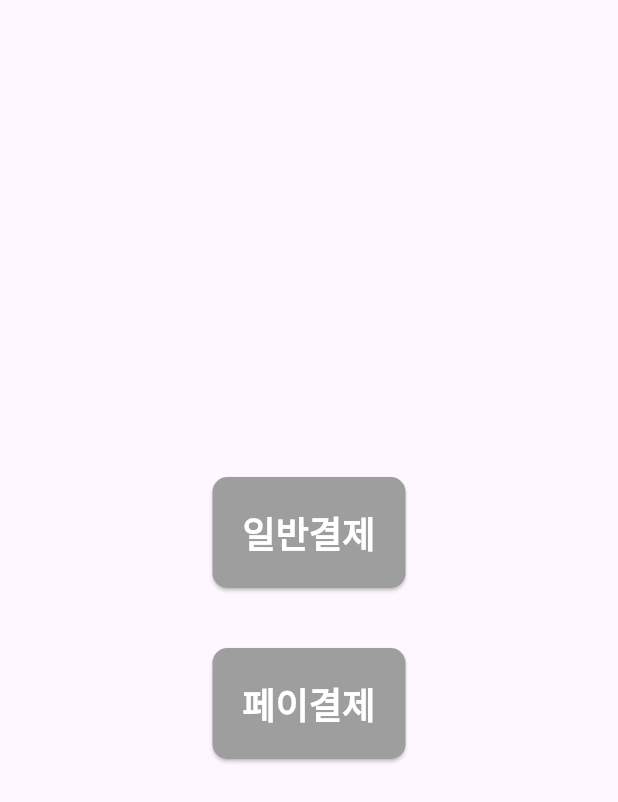
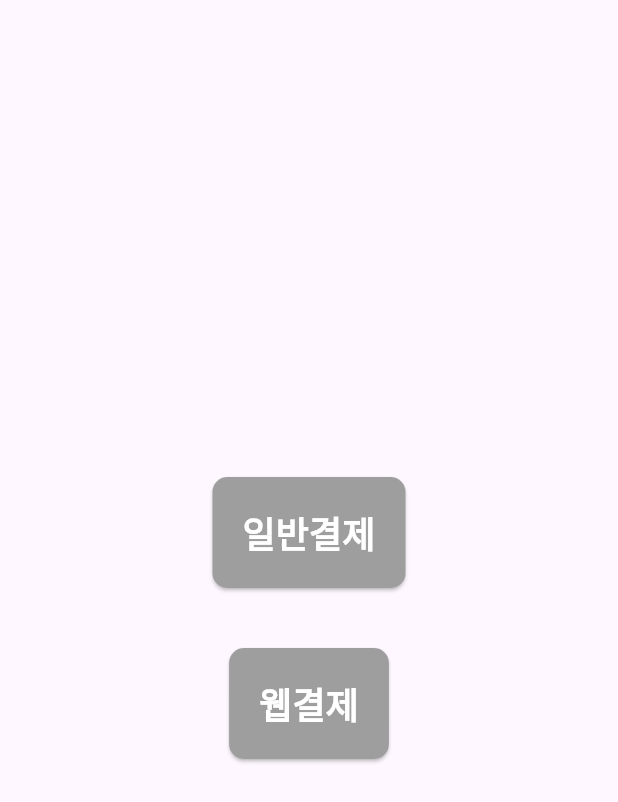
Before and after one commit to kimyelin0506/final_prj, a Flutter app: the SecondRoute screen opened directly, on a phone screen of 412 x 824 dp. Shown: the top 802 px of the screen. Run offline on Flutter 3.47's test engine with Material 3 defaults, Android fonts, the phone set to English and light mode, and no system bars; our stand-ins replace cloud_firestore, firebase_auth, firebase_core, flutter_chat_bubble, get, google_sign_in and 3 more; missing offline and left inert: bootpay, bootpay_webview_flutter, bootpay_webview_flutter_android, bootpay_webview_flutter_wkwebview, flutter_facebook_auth, flutter_naver_login and 1 more; accounts and stored records are empty.

Commit message:
글자 살짝 바꿀게있어성

```diff
--- a/lib/screen/payment_screen.dart
+++ b/lib/screen/payment_screen.dart
@@ -156,7 +156,7 @@ class _SecondRouteState extends State<SecondRoute> {
                         ),
                       ),
                       child: Text(
-                        '페이결제',
+                        '웹결제',
                         style: TextStyle(
                           fontSize: 24.0, // 글씨 크기 키우기
                           fontWeight: FontWeight.bold,
```
